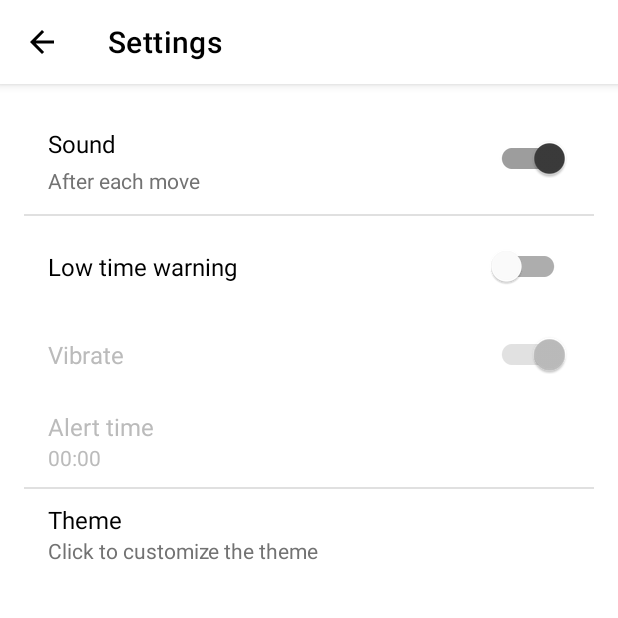
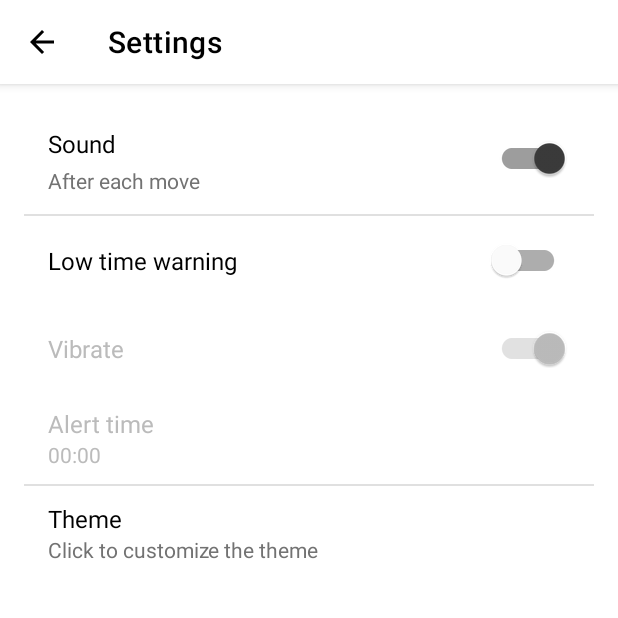
Before and after one commit to JustAmalll/ChessClock, an Android app: the SettingsFragment screen opened through its navigation route, on a phone screen of 412 x 824 dp, the top half of it. Run offline under Robolectric (Android 15) with nearby library versions, the phone set to English and light mode, and no system bars; our stand-ins replace Room's generated code; 3 statements that could not run were skipped.

Commit message:
Code cleanup

```diff
--- a/app/src/main/java/dev/amal/chessclock/utils/TimePickerDialog.kt
+++ b/app/src/main/java/dev/amal/chessclock/utils/TimePickerDialog.kt
@@ -1,5 +1,6 @@
 package dev.amal.chessclock.utils
 
+import android.annotation.SuppressLint
 import android.app.Dialog
 import android.os.Bundle
 import android.view.View
@@ -65,6 +66,7 @@ class TimePickerDialog : DialogFragment() {
 
     private var title: String? = null
 
+    @SuppressLint("InflateParams")
     override fun onCreateDialog(
         savedInstanceState: Bundle?
     ): Dialog = activity?.let {
@@ -74,7 +76,7 @@ class TimePickerDialog : DialogFragment() {
 
         setupTimePickerLayout()
 
-        MaterialAlertDialogBuilder(it)
+        MaterialAlertDialogBuilder(it, R.style.AlertDialogTheme)
             .setView(timePickerLayout)
             .setTitle(title)
             .setPositiveButton(timeSetText) { _, _ ->
--- a/app/src/main/res/layout/fragment_settings.xml
+++ b/app/src/main/res/layout/fragment_settings.xml
@@ -34,28 +34,17 @@
 
         <androidx.constraintlayout.widget.ConstraintLayout
             android:id="@+id/sound_setting_container"
-            android:layout_width="match_parent"
-            android:layout_height="wrap_content"
-            android:layout_marginHorizontal="16dp"
+            style="@style/DefaultSettingsConstraintLayout"
             android:layout_marginTop="20dp"
-            android:layout_marginBottom="4dp"
-            android:background="?android:attr/selectableItemBackground"
-            android:clickable="true"
-            android:focusable="true"
-            android:paddingHorizontal="16dp"
-            android:paddingVertical="5dp">
+            android:layout_marginBottom="4dp">
 
             <TextView
                 android:id="@+id/sound_settings_title"
-                android:layout_width="wrap_content"
-                android:layout_height="wrap_content"
+                style="@style/DefaultSettingsTitle"
                 android:text="@string/sound_settings_title"
-                android:textColor="@color/black"
-                android:textSize="16sp"
                 app:layout_constraintBottom_toTopOf="@+id/sound_settings_summary"
                 app:layout_constraintStart_toStartOf="parent"
                 app:layout_constraintTop_toTopOf="parent"
-                app:layout_constraintVertical_bias="0.0"
                 app:layout_constraintVertical_chainStyle="spread" />
 
             <TextView
@@ -70,166 +59,107 @@
 
             <com.google.android.material.switchmaterial.SwitchMaterial
                 android:id="@+id/sound_switch"
-                android:layout_width="wrap_content"
-                android:layout_height="wrap_content"
+                style="@style/DefaultSwitchStyle"
                 android:layout_marginBottom="4dp"
                 android:checked="true"
-                android:minWidth="10dp"
                 app:layout_constraintBottom_toBottomOf="parent"
                 app:layout_constraintEnd_toEndOf="parent"
                 app:layout_constraintTop_toTopOf="parent"
-                app:switchMinWidth="56dp"
-                app:thumbTint="?switchThumbTint"
-                app:trackTint="?switchTrackTint"
                 tools:thumbTint="#3B3B3B"
                 tools:trackTint="#9D9D9D" />
 
         </androidx.constraintlayout.widget.ConstraintLayout>
 
-        <View
-            android:layout_width="match_parent"
-            android:layout_height="1dp"
-            android:layout_marginHorizontal="16dp"
-            android:backgroundTint="@color/black"
-            android:background="?android:attr/dividerVertical" />
+        <View style="@style/DefaultDividerStyle" />
 
         <androidx.constraintlayout.widget.ConstraintLayout
             android:id="@+id/low_time_warning_setting_container"
-            android:layout_width="match_parent"
-            android:layout_height="wrap_content"
-            android:layout_marginHorizontal="16dp"
-            android:layout_marginTop="4dp"
-            android:background="?android:attr/selectableItemBackground"
-            android:clickable="true"
-            android:contentDescription="@string/low_time_warning_setting_description"
-            android:focusable="true"
-            android:paddingHorizontal="16dp"
-            android:paddingVertical="5dp">
+            style="@style/DefaultSettingsConstraintLayout"
+            android:contentDescription="@string/low_time_warning_setting_description">
 
             <TextView
                 android:id="@+id/low_time_warning_settings_title"
-                android:layout_width="wrap_content"
-                android:layout_height="wrap_content"
+                style="@style/DefaultSettingsTitle"
                 android:text="@string/low_time_warning_settings_title"
-                android:textColor="@color/black"
-                android:textSize="16sp"
                 app:layout_constraintBottom_toBottomOf="parent"
                 app:layout_constraintStart_toStartOf="parent"
                 app:layout_constraintTop_toTopOf="parent" />
 
             <com.google.android.material.switchmaterial.SwitchMaterial
                 android:id="@+id/low_time_warning_switch"
-                android:layout_width="wrap_content"
-                android:layout_height="wrap_content"
+                style="@style/DefaultSwitchStyle"
                 app:layout_constraintBottom_toBottomOf="parent"
                 app:layout_constraintEnd_toEndOf="parent"
-                app:layout_constraintTop_toTopOf="parent"
-                app:switchMinWidth="56dp"
-                app:thumbTint="?switchThumbTint"
-                app:trackTint="?switchTrackTint" />
+                app:layout_constraintTop_toTopOf="parent" />
 
         </androidx.constraintlayout.widget.ConstraintLayout>
 
         <androidx.constraintlayout.widget.ConstraintLayout
             android:id="@+id/vibrate_setting_container"
-            android:layout_width="match_parent"
-            android:layout_height="wrap_content"
-            android:layout_marginHorizontal="16dp"
-            android:background="?android:attr/selectableItemBackground"
-            android:clickable="true"
-            android:contentDescription="@string/vibrate_setting_description"
-            android:focusable="true"
-            android:paddingHorizontal="16dp"
-            android:paddingVertical="5dp">
+            style="@style/DefaultSettingsConstraintLayout"
+            android:contentDescription="@string/vibrate_setting_description">
 
             <TextView
                 android:id="@+id/vibrate_settings_title"
-                android:layout_width="wrap_content"
-                android:layout_height="wrap_content"
+                style="@style/DefaultSettingsTitle"
                 android:text="@string/vibrate_settings_title"
-                android:textColor="@color/black"
-                android:textSize="16sp"
                 app:layout_constraintBottom_toBottomOf="parent"
                 app:layout_constraintStart_toStartOf="parent"
                 app:layout_constraintTop_toTopOf="parent" />
 
             <com.google.android.material.switchmaterial.SwitchMaterial
                 android:id="@+id/vibrate_switch"
-                android:layout_width="wrap_content"
-                android:layout_height="wrap_content"
+                style="@style/DefaultSwitchStyle"
                 app:layout_constraintBottom_toBottomOf="parent"
                 app:layout_constraintEnd_toEndOf="parent"
-                app:layout_constraintTop_toTopOf="parent"
-                app:switchMinWidth="56dp"
-                app:thumbTint="?switchThumbTint"
-                app:trackTint="?switchTrackTint" />
+                app:layout_constraintTop_toTopOf="parent" />
 
         </androidx.constraintlayout.widget.ConstraintLayout>
 
-        <androidx.constraintlayout.widget.ConstraintLayout
+        <LinearLayout
             android:id="@+id/alert_time_setting_container"
             android:layout_width="match_parent"
             android:layout_height="wrap_content"
             android:layout_marginHorizontal="16dp"
-            android:layout_marginTop="2dp"
-            android:layout_marginBottom="4dp"
-            android:clickable="true"
+            android:layout_marginVertical="4dp"
             android:contentDescription="@string/alert_time_description"
-            android:focusable="true"
+            android:orientation="vertical"
             android:paddingHorizontal="16dp"
             android:paddingVertical="6dp">
 
             <TextView
                 android:id="@+id/alert_time_title"
-                android:layout_width="wrap_content"
-                android:layout_height="wrap_content"
-                android:text="@string/alert_time_title"
-                android:textColor="@color/black"
-                android:textSize="16sp"
-                app:layout_constraintBottom_toTopOf="@+id/alert_time_summary"
-                app:layout_constraintStart_toStartOf="parent"
-                app:layout_constraintTop_toTopOf="parent"
-                app:layout_constraintVertical_chainStyle="spread" />
+                style="@style/DefaultSettingsTitle"
+                android:text="@string/alert_time_title" />
 
             <TextView
                 android:id="@+id/alert_time_summary"
                 android:layout_width="wrap_content"
                 android:layout_height="wrap_content"
                 android:text="@string/default_alert_time"
-                android:textColor="@color/help_text"
-                app:layout_constraintBottom_toBottomOf="parent"
-                app:layout_constraintStart_toStartOf="@+id/alert_time_title"
-                app:layout_constraintTop_toBottomOf="@+id/alert_time_title" />
+                android:textColor="@color/help_text" />
 
-        </androidx.constraintlayout.widget.ConstraintLayout>
+        </LinearLayout>
 
-        <View
-            android:layout_width="match_parent"
-            android:layout_height="1dp"
-            android:layout_marginHorizontal="16dp"
-            android:backgroundTint="@color/black"
-            android:background="?android:attr/dividerVertical" />
+        <View style="@style/DefaultDividerStyle" />
 
         <LinearLayout
             android:id="@+id/theme_settings_container"
             android:layout_width="match_parent"
             android:layout_height="wrap_content"
             android:layout_marginHorizontal="16dp"
-            android:layout_marginTop="4dp"
+            android:layout_marginTop="5dp"
             android:background="?android:attr/selectableItemBackground"
             android:clickable="true"
-            android:contentDescription="@string/themes_setting_description"
+            android:contentDescription="@string/theme_settings_description"
             android:focusable="true"
             android:orientation="vertical"
             android:paddingHorizontal="16dp"
             android:paddingVertical="5dp">
 
             <TextView
-                android:layout_width="wrap_content"
-                android:layout_height="wrap_content"
-                android:text="@string/theme_settings_title"
-                android:textColor="@color/black"
-                android:textSize="16sp" />
+                style="@style/DefaultSettingsTitle"
+                android:text="@string/theme_settings_title" />
 
             <TextView
                 android:layout_width="wrap_content"
--- a/app/src/main/res/layout/fragment_time_control.xml
+++ b/app/src/main/res/layout/fragment_time_control.xml
@@ -137,26 +137,22 @@
 
         <View
             android:id="@+id/divider"
-            android:layout_width="match_parent"
-            android:layout_height="0.5dp"
+            style="@style/DefaultDividerStyle"
             android:layout_marginTop="16dp"
-            android:background="@color/black"
+            app:layout_constraintEnd_toEndOf="parent"
+            app:layout_constraintStart_toStartOf="parent"
             app:layout_constraintTop_toBottomOf="@id/same_time_switch" />
 
         <com.google.android.material.switchmaterial.SwitchMaterial
             android:id="@+id/same_time_switch"
-            android:layout_width="wrap_content"
-            android:layout_height="wrap_content"
+            style="@style/DefaultSwitchStyle"
             android:layout_marginTop="12dp"
             android:checked="true"
             android:textColor="@color/black"
             android:text="@string/same_times_switch"
             app:layout_constraintEnd_toEndOf="@+id/player_two_time"
             app:layout_constraintTop_toBottomOf="@+id/player_two_time"
-            app:switchMinWidth="56dp"
             app:switchPadding="8dp"
-            app:thumbTint="?switchThumbTint"
-            app:trackTint="?switchTrackTint"
             tools:thumbTint="#3B3B3B"
             tools:trackTint="#9D9D9D" />
 
--- a/app/src/main/res/values/strings.xml
+++ b/app/src/main/res/values/strings.xml
@@ -61,7 +61,7 @@
     <string name="alert_time_description">Select alert time</string>
     <string name="default_alert_time" translatable="false">00:00:00</string>
     <string name="theme_settings_title">Theme</string>
-    <string name="themes_setting_description">Themes setting</string>
+    <string name="theme_settings_description">Themes setting</string>
     <string name="theme_settings_summary">Click to customize the theme</string>
 
     <!--Theme Customization Settings-->
--- a/app/src/main/res/values/themes.xml
+++ b/app/src/main/res/values/themes.xml
@@ -16,13 +16,45 @@
     </style>
 
     <style name="PositiveButtonStyle" parent="Widget.MaterialComponents.Button.TextButton.Dialog">
-        <item name="android:textColor">#d81b60</item>
-        <item name="rippleColor">#ad1457</item>
+        <item name="android:textColor">@color/light_gray</item>
     </style>
 
     <style name="NegativeButtonStyle" parent="Widget.MaterialComponents.Button.TextButton.Dialog">
-        <item name="android:textColor">#757575</item>
-        <item name="rippleColor">#a4a4a4</item>
+        <item name="android:textColor">@color/light_gray</item>
+    </style>
+
+    <style name="DefaultSettingsTitle">
+        <item name="android:layout_width">wrap_content</item>
+        <item name="android:layout_height">wrap_content</item>
+        <item name="android:textSize">16sp</item>
+        <item name="android:textColor">@color/black</item>
+    </style>
+
+    <style name="DefaultSettingsConstraintLayout">
+        <item name="android:layout_width">match_parent</item>
+        <item name="android:layout_height">wrap_content</item>
+        <item name="android:background">?android:attr/selectableItemBackground</item>
+        <item name="android:layout_marginHorizontal" tools:targetApi="o">16dp</item>
+        <item name="android:paddingHorizontal" tools:targetApi="o">16dp</item>
+        <item name="android:paddingVertical" tools:targetApi="o">5dp</item>
+        <item name="android:focusable">true</item>
+        <item name="android:clickable">true</item>
+    </style>
+
+    <style name="DefaultSwitchStyle">
+        <item name="android:layout_width">wrap_content</item>
+        <item name="android:layout_height">wrap_content</item>
+        <item name="switchMinWidth">56dp</item>
+        <item name="thumbTint">?switchThumbTint</item>
+        <item name="trackTint">?switchTrackTint</item>
+    </style>
+
+    <style name="DefaultDividerStyle">
+        <item name="android:layout_width">match_parent</item>
+        <item name="android:layout_height">1dp</item>
+        <item name="android:layout_marginHorizontal" tools:targetApi="o">16dp</item>
+        <item name="android:background">?android:attr/dividerVertical</item>
+        <item name="android:backgroundTint">@color/black</item>
     </style>
 
 </resources>
```
Also changed, not shown: 1 other file.
